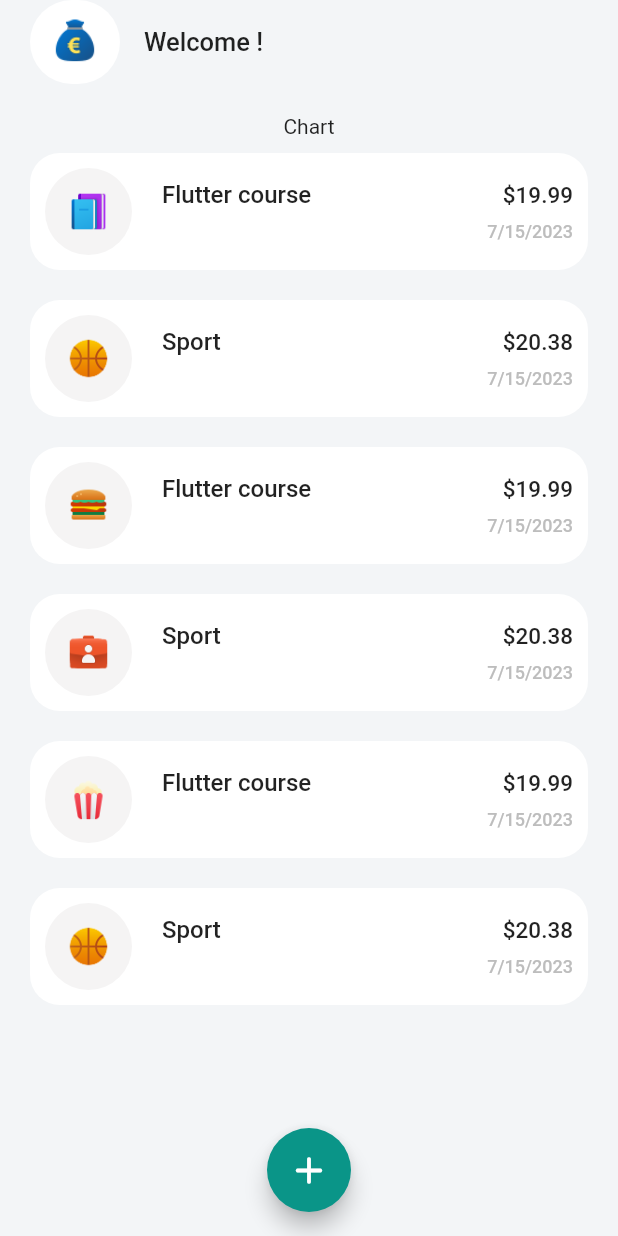
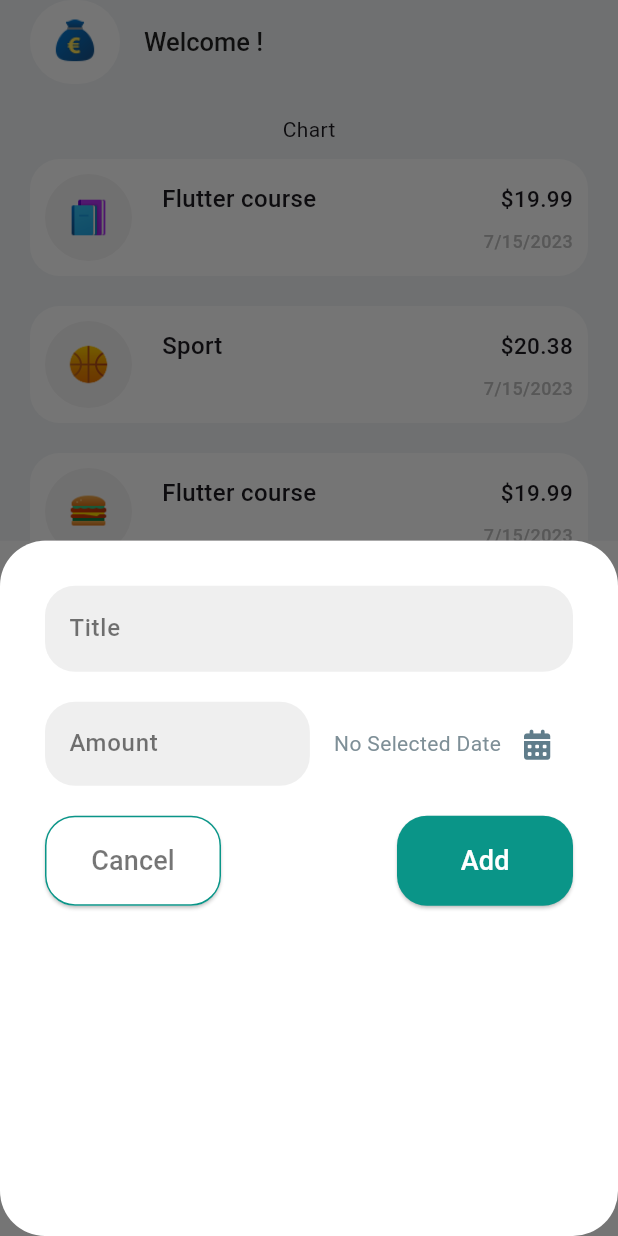
Before and after one commit to ilhemGn/ExpensesTracker, a Flutter app: the HomeScreen screen opened directly, after a tap on the "add" icon, on a phone screen of 412 x 824 dp. Run offline on Flutter 3.47's test engine with Material 2 defaults, Android fonts, the phone set to English and light mode, and no system bars; our stand-ins replace font_awesome_flutter.

Commit message:
add a new expense

```diff
--- a/lib/main.dart
+++ b/lib/main.dart
@@ -11,9 +11,13 @@ class MyApp extends StatelessWidget {
   // This widget is the root of your application.
   @override
   Widget build(BuildContext context) {
-    return const MaterialApp(
+    return MaterialApp(
+      theme: ThemeData(
+        useMaterial3: true,
+
+      ),
       title: 'Expense Tracker',
-      home: WelcomeScreen(),
+      home: const WelcomeScreen(),
     );
   }
 }
--- a/lib/models/expense_model.dart
+++ b/lib/models/expense_model.dart
@@ -1,5 +1,3 @@
-import 'package:flutter/material.dart';
-import 'package:font_awesome_flutter/font_awesome_flutter.dart';
 import 'package:uuid/uuid.dart';
 import 'package:intl/intl.dart';
 
--- /dev/null
+++ b/lib/screens/add_expense_screen.dart
@@ -0,0 +1,117 @@
+import 'package:expense_tracking_app/constants.dart';
+import 'package:expense_tracking_app/models/expense_model.dart';
+import 'package:expense_tracking_app/widgets/rounded_button.dart';
+import 'package:flutter/material.dart';
+import 'package:expense_tracking_app/widgets/input_field.dart';
+import 'package:font_awesome_flutter/font_awesome_flutter.dart';
+
+class AddExpenseScreen extends StatefulWidget {
+  const AddExpenseScreen({super.key});
+
+  @override
+  State<AddExpenseScreen> createState() => _AddExpenseScreenState();
+}
+
+class _AddExpenseScreenState extends State<AddExpenseScreen> {
+  final _titleController = TextEditingController();
+  final _amountController = TextEditingController();
+  DateTime? _selectedDate;
+
+  @override
+  void dispose() {
+    _titleController.dispose();
+    _amountController.dispose();
+    super.dispose();
+  }
+
+  @override
+  Widget build(BuildContext context) {
+    return Container(
+      color: const Color.fromARGB(255, 117, 117, 117),
+      child: Container(
+        padding: const EdgeInsets.all(30),
+        decoration: const BoxDecoration(
+          borderRadius: BorderRadius.all(
+            Radius.circular(30),
+          ),
+          color: Colors.white,
+        ),
+        child: Column(
+          children: [
+            InputField(
+                controller: _titleController,
+                hintText: 'Expense Details',
+                labelText: 'Title'),
+            const SizedBox(height: 20),
+            Row(
+              mainAxisAlignment: MainAxisAlignment.spaceBetween,
+              children: [
+                Expanded(
+                  child: InputField(
+                      controller: _amountController,
+                      keyboardType: TextInputType.number,
+                      prefixText: '\$',
+                      hintText: '0.00',
+                      labelText: 'Amount'),
+                ),
+                const SizedBox(width: 16),
+                Row(
+                  mainAxisAlignment: MainAxisAlignment.end,
+                  children: [
+                    Text(
+                      _selectedDate == null
+                          ? 'No Selected Date'
+                          : formatter.format(_selectedDate!),
+                      style: const TextStyle(
+                          color: Color.fromARGB(255, 126, 143, 151)),
+                    ),
+                    IconButton(
+                        onPressed: () async {
+                          final now = DateTime.now();
+                          final firstdate =
+                              DateTime(now.year - 1, now.month, now.day);
+                          DateTime? pickerDate = await showDatePicker(
+                              context: context,
+                              initialDate: now,
+                              firstDate: firstdate,
+                              lastDate: now);
+
+                          setState(() {
+                            _selectedDate = pickerDate;
+                          });
+                        },
+                        icon: const Icon(
+                          FontAwesomeIcons.solidCalendarDays,
+                          size: 20,
+                          color: Colors.blueGrey,
+                        ))
+                  ],
+                )
+              ],
+            ),
+            const SizedBox(height: 20),
+            Row(
+              children: [
+                Expanded(
+                  child: RoundedButton(
+                    text: 'Cancel',
+                    onPress: () {},
+                    cancel: true,
+                  ),
+                ),
+                const Spacer(),
+                Expanded(
+                    child: RoundedButton(
+                        text: 'Add',
+                        onPress: () {
+                          print(_titleController.text);
+                          print(_amountController.text);
+                        })),
+              ],
+            )
+          ],
+        ),
+      ),
+    );
+  }
+}
--- a/lib/screens/home_screen.dart
+++ b/lib/screens/home_screen.dart
@@ -1,9 +1,8 @@
 import 'package:expense_tracking_app/constants.dart';
 import 'package:expense_tracking_app/models/expense_model.dart';
+import 'package:expense_tracking_app/screens/add_expense_screen.dart';
 import 'package:expense_tracking_app/widgets/expenses_list.dart';
 import 'package:flutter/material.dart';
-import 'package:font_awesome_flutter/font_awesome_flutter.dart';
-import 'dart:ui' as ui;
 
 class HomeScreen extends StatefulWidget {
   const HomeScreen({super.key});
@@ -44,12 +43,6 @@ class _HomeScreenState extends State<HomeScreen> {
       date: DateTime.now(),
       category: Category.leisure,
     ),
-    ExpenseModel(
-      title: 'Sport',
-      amount: 20.38,
-      date: DateTime.now(),
-      category: Category.sport,
-    ),
   ];
 
   @override
@@ -59,7 +52,10 @@ class _HomeScreenState extends State<HomeScreen> {
       floatingActionButtonLocation: FloatingActionButtonLocation.centerFloat,
       floatingActionButton: FloatingActionButton(
         backgroundColor: kMainColor,
-        onPressed: () {},
+        onPressed: () {
+          showModalBottomSheet(
+              context: context, builder: (ctx) => const AddExpenseScreen());
+        },
         child: const Icon(
           Icons.add_rounded,
           size: 30,
--- a/lib/screens/welcome_screen.dart
+++ b/lib/screens/welcome_screen.dart
@@ -55,8 +55,10 @@ class WelcomeScreen extends StatelessWidget {
                 RoundedButton(
                   text: 'Get Started',
                   onPress: () {
-                    Navigator.push(context,
-                        MaterialPageRoute(builder: (context) => HomeScreen()));
+                    Navigator.push(
+                        context,
+                        MaterialPageRoute(
+                            builder: (context) => const HomeScreen()));
                   },
                 )
               ],
--- /dev/null
+++ b/lib/widgets/input_field.dart
@@ -0,0 +1,45 @@
+import 'package:flutter/material.dart';
+
+class InputField extends StatelessWidget {
+  const InputField({
+    super.key,
+    required this.controller,
+    required this.hintText,
+    required this.labelText,
+    this.keyboardType,
+    this.prefixText,
+  });
+
+  final TextEditingController controller;
+  final String hintText;
+  final String labelText;
+  final TextInputType? keyboardType;
+  final String? prefixText;
+
+  @override
+  Widget build(BuildContext context) {
+    return TextField(
+      controller: controller,
+      keyboardType: keyboardType ?? TextInputType.text,
+      decoration: InputDecoration(
+        prefixText: prefixText ?? '',
+        border: const OutlineInputBorder(
+          borderRadius: BorderRadius.all(Radius.circular(20)),
+          borderSide: BorderSide.none,
+        ),
+        filled: true,
+        fillColor: const Color.fromARGB(255, 239, 239, 239),
+        hintText: hintText,
+        hintStyle: const TextStyle(
+            color: Color.fromARGB(255, 191, 191, 191),
+            fontSize: 16,
+            fontWeight: FontWeight.w400),
+        label: Text(
+          labelText,
+          style: const TextStyle(
+              color: Colors.black54, fontSize: 16, fontWeight: FontWeight.w500),
+        ),
+      ),
+    );
+  }
+}
--- a/lib/widgets/rounded_button.dart
+++ b/lib/widgets/rounded_button.dart
@@ -4,10 +4,12 @@ import 'package:expense_tracking_app/constants.dart';
 class RoundedButton extends StatelessWidget {
   final String text;
   final void Function() onPress;
+  final bool? cancel;
 
   const RoundedButton({
     required this.text,
     required this.onPress,
+    this.cancel,
     super.key,
   });
 
@@ -18,14 +20,19 @@ class RoundedButton extends StatelessWidget {
       child: ElevatedButton(
         onPressed: onPress,
         style: ElevatedButton.styleFrom(
-            backgroundColor: kMainColor,
+            backgroundColor: cancel == null ? kMainColor : Colors.white,
+            side: BorderSide(
+                color: cancel == null ? Colors.transparent : kMainColor),
             shape: const RoundedRectangleBorder(
                 borderRadius: BorderRadius.all(
               Radius.circular(20),
             ))),
         child: Text(
           text,
-          style: const TextStyle(fontSize: 18, fontWeight: FontWeight.w500),
+          style: TextStyle(
+              fontSize: 18,
+              fontWeight: FontWeight.w500,
+              color: cancel == null ? Colors.white : Colors.black54),
         ),
       ),
     );
```
